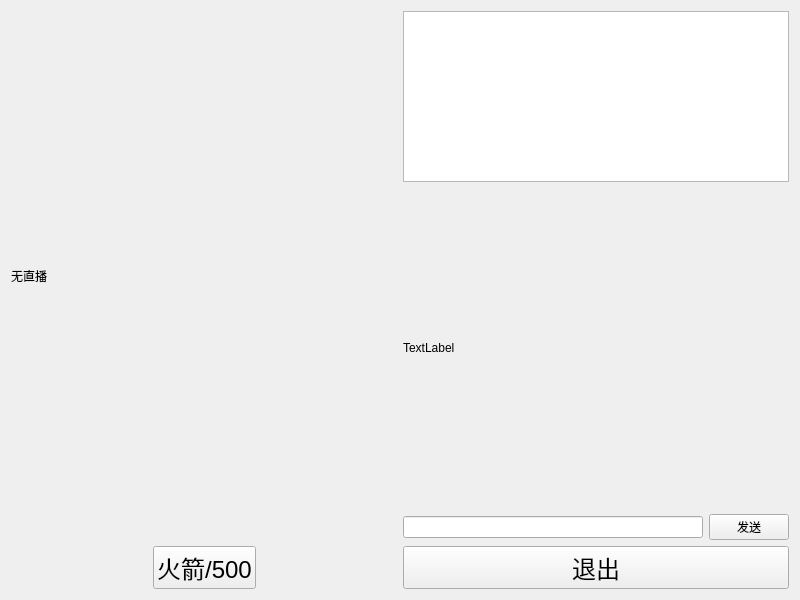
Before: the Qt Designer form client/w3.ui in meitanteiDapang/liveroom, drawn with Qt 5.
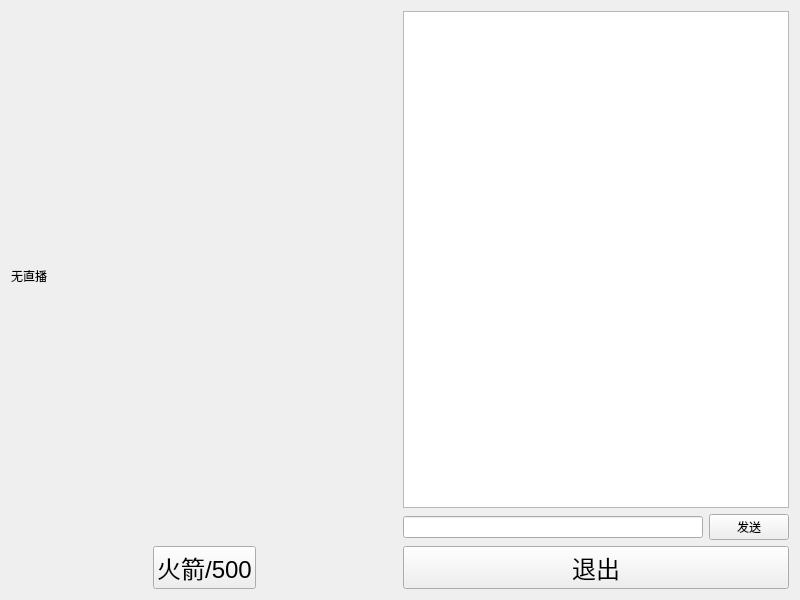
After: the same form once the commit is applied.

What changed in the file:
```diff
--- a/client/w3.ui
+++ b/client/w3.ui
@@ -49,25 +49,6 @@
          </property>
         </widget>
        </item>
-       <item>
-        <widget class="QLabel" name="label">
-         <property name="sizePolicy">
-          <sizepolicy hsizetype="Preferred" vsizetype="Preferred">
-           <horstretch>0</horstretch>
-           <verstretch>0</verstretch>
-          </sizepolicy>
-         </property>
-         <property name="minimumSize">
-          <size>
-           <width>200</width>
-           <height>320</height>
-          </size>
-         </property>
-         <property name="text">
-          <string>TextLabel</string>
-         </property>
-        </widget>
-       </item>
        <item>
         <layout class="QHBoxLayout" name="horizontalLayout">
          <item>
```
